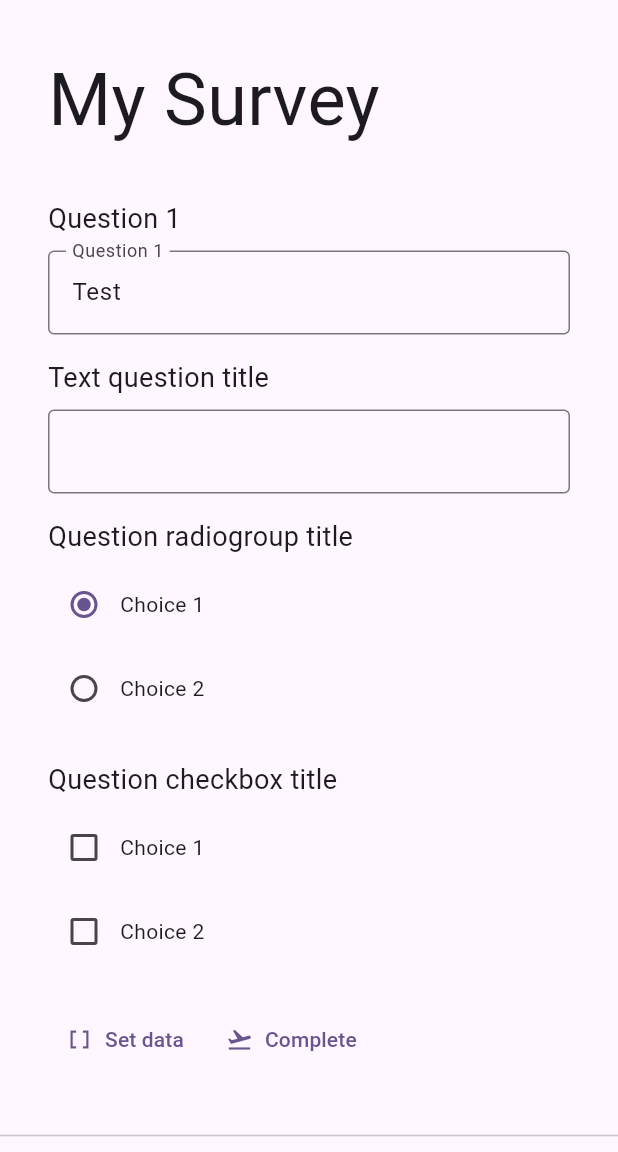
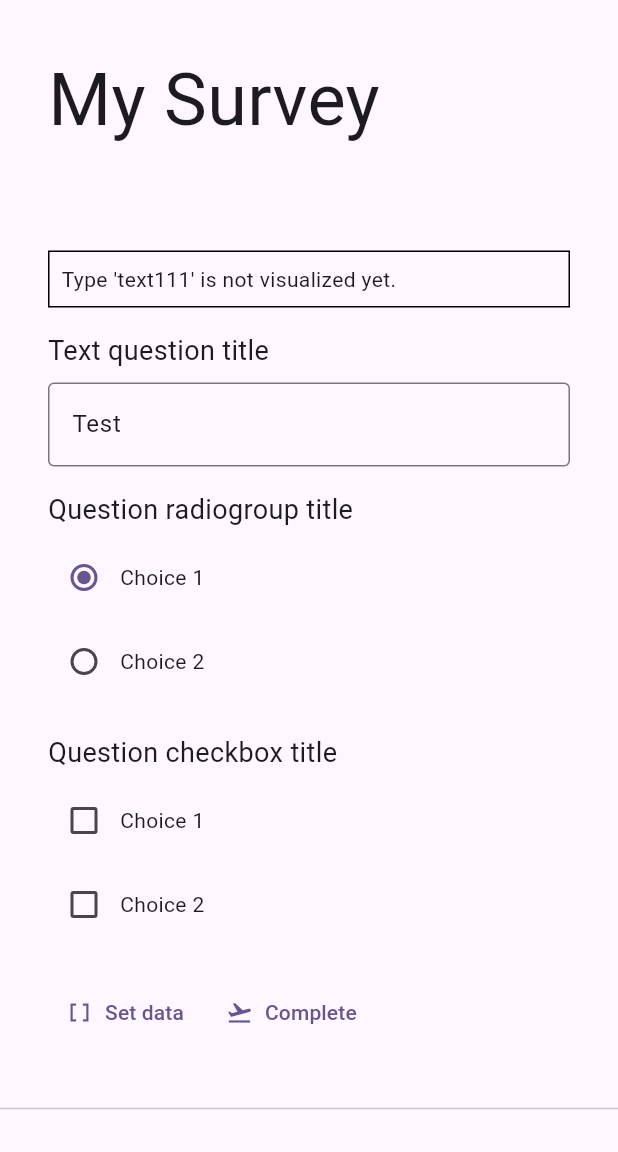
Before and after one commit to tsv2013/surveyjs-flutter-example, a Flutter app: the screen it shows after launch, after a tap on "Set data", on a phone screen of 412 x 824 dp, the part 84-1236 px from its top. Run offline on Flutter 3.47's test engine with Material 3 defaults, Android fonts, the phone set to English and light mode, and no system bars.

Commit message:
Refactored object metadata registration

```diff
--- a/assets/survey.json
+++ b/assets/survey.json
@@ -2,9 +2,7 @@
     "title": "My Survey",
     "elements": [
         {
-            "type": "question",
-            "name": "question1",
-            "title": "Question 1"
+            "type": "text111"
         },
         {
             "type": "text",
--- a/lib/main.dart
+++ b/lib/main.dart
@@ -2,7 +2,6 @@ import 'dart:convert';
 import 'package:flutter/material.dart';
 import 'package:flutter/services.dart' show rootBundle;
 import 'src/element_factory.dart';
-import 'src/metadata.dart';
 import 'src/questions/item_value.dart';
 import 'src/questions/question_checkbox.dart';
 import 'src/questions/question_radiogroup.dart';
@@ -22,14 +21,6 @@ Future<Map> loadSurveyJson() async {
 }
 
 void main() {
-  Metadata.registerObjectDescription(ItemValue.description);
-  Metadata.registerObjectDescription(QuestionSelect.description);
-  Metadata.registerObjectDescription(QuestionCheckbox.description);
-  Metadata.registerObjectDescription(QuestionRadiogroup.description);
-  Metadata.registerObjectDescription(Question.description);
-  Metadata.registerObjectDescription(QuestionText.description);
-  Metadata.registerObjectDescription(Survey.description);
-
   ElementFactory.register('itemvalue', ItemValue.new);
   ElementFactory.register('questionselect', QuestionSelect.new);
   ElementFactory.register('checkbox', QuestionCheckbox.new);
--- a/lib/src/metadata.dart
+++ b/lib/src/metadata.dart
@@ -28,9 +28,11 @@ class PropertyDescriptor {
 
 class ObjectDescriptor {
   final String type;
+  late final String? parent;
   final _properties = <Symbol, PropertyDescriptor>{};
 
   ObjectDescriptor(this.type, dynamic jsonDescription) {
+    parent = jsonDescription['parent'];
     for (var jsonPropertyDescription in jsonDescription['properties']) {
       var propertyDescriptor =
           PropertyDescriptor.fromJson(jsonPropertyDescription);
@@ -60,8 +62,27 @@ class Metadata {
 
   static List<PropertyDescriptor> findPropertyDescriptors(String? type) {
     if (type == null) return [];
-    return Metadata._descriptors[Symbol(type)]?.properties.values.toList() ??
-        [];
+    var objectDescription = Metadata.findObjectDescriptor(type);
+    if (objectDescription == null) {
+      return [];
+    }
+    List<PropertyDescriptor> propertyDescriptors =
+        List<PropertyDescriptor>.from(
+            objectDescription!.properties.values.toList());
+    while (objectDescription != null && objectDescription.parent != null) {
+      List<PropertyDescriptor>? parentProperties = Metadata
+          ._descriptors[Symbol(objectDescription.parent!)]?.properties.values
+          .toList();
+      parentProperties?.forEach((propertyDescriptor) {
+        if (!propertyDescriptors
+            .any((pd) => pd.name == propertyDescriptor.name)) {
+          propertyDescriptors.add(propertyDescriptor);
+        }
+      });
+      objectDescription =
+          Metadata.findObjectDescriptor(objectDescription.parent!);
+    }
+    return propertyDescriptors;
   }
 
   static PropertyDescriptor? findPropertyDescriptor(
--- a/lib/src/model_base.dart
+++ b/lib/src/model_base.dart
@@ -11,9 +11,8 @@ class ModelBase {
 
   ModelBase.fromJson(dynamic json, [String? type]) {
     this.type = type ?? (json['type'] ?? '');
-    List<PropertyDescriptor>? dynamicProperties =
-        Metadata.findPropertyDescriptors(this.type);
     // assert(type != '', "Object type shouldn't be empty");
+    List<PropertyDescriptor> dynamicProperties = getPropertyDescriptors();
 
     for (var propertyDescriptor in dynamicProperties) {
       dynamic value = json?[propertyDescriptor.name];
@@ -28,6 +27,15 @@ class ModelBase {
       }
       add(propertyDescriptor.name, value);
     }
+  }
+
+  registerObjectDescription() {}
+
+  List<PropertyDescriptor> getPropertyDescriptors() {
+    if (Metadata.findObjectDescriptor(type) == null) {
+      registerObjectDescription();
+    }
+    return Metadata.findPropertyDescriptors(type);
   }
 
   dynamic get(String key, [bool checkPropertyDefined = true]) {
--- a/lib/src/model_bloc.dart
+++ b/lib/src/model_bloc.dart
@@ -1,6 +1,5 @@
 import 'dart:async';
 
-import 'metadata.dart';
 import 'model_base.dart';
 
 class ModelBloc extends ModelBase {
--- a/lib/src/questions/item_value.dart
+++ b/lib/src/questions/item_value.dart
@@ -1,16 +1,23 @@
+import '../metadata.dart';
 import '../survey_element.dart';
 
 class ItemValue extends SurveyElement {
   static final description = {
     'type': 'itemvalue',
+    'parent': 'element',
     'properties': [
-      'renderAs',
       'text',
       'value',
     ]
   };
   ItemValue([dynamic json])
       : super(json, ItemValue.description['type'].toString());
+
+  @override
+  registerObjectDescription() {
+    super.registerObjectDescription();
+    Metadata.registerObjectDescription(ItemValue.description);
+  }
 
   String? get text {
     return get('text');
--- a/lib/src/questions/question.dart
+++ b/lib/src/questions/question.dart
@@ -1,17 +1,23 @@
+import '../metadata.dart';
 import '../survey_element.dart';
 
 class Question extends SurveyElement {
   static final description = {
     'type': 'question',
+    'parent': 'element',
     'properties': [
-      'renderAs',
       'name',
-      'title',
       'value',
     ]
   };
   Question([dynamic json, String? type])
       : super(json, type ?? Question.description['type'].toString());
+
+  @override
+  registerObjectDescription() {
+    super.registerObjectDescription();
+    Metadata.registerObjectDescription(Question.description);
+  }
 
   dynamic get name {
     return get('name');
--- a/lib/src/questions/question_checkbox.dart
+++ b/lib/src/questions/question_checkbox.dart
@@ -1,16 +1,18 @@
+import '../metadata.dart';
 import './question_select.dart';
 
 class QuestionCheckbox extends QuestionSelect {
   static final description = {
     'type': 'checkbox',
-    'properties': [
-      'renderAs',
-      'name',
-      'title',
-      'value',
-      {"name": 'choices', "type": 'itemvalue[]'}
-    ]
+    'parent': 'questionselect',
+    'properties': []
   };
   QuestionCheckbox([dynamic json])
       : super(json, QuestionCheckbox.description['type'].toString());
+
+  @override
+  registerObjectDescription() {
+    super.registerObjectDescription();
+    Metadata.registerObjectDescription(QuestionCheckbox.description);
+  }
 }
--- a/lib/src/questions/question_radiogroup.dart
+++ b/lib/src/questions/question_radiogroup.dart
@@ -1,16 +1,18 @@
+import '../metadata.dart';
 import './question_select.dart';
 
 class QuestionRadiogroup extends QuestionSelect {
   static final description = {
     'type': 'radiogroup',
-    'properties': [
-      'renderAs',
-      'name',
-      'title',
-      'value',
-      {"name": 'choices', "type": 'itemvalue[]'}
-    ]
+    'parent': 'questionselect',
+    'properties': []
   };
   QuestionRadiogroup([dynamic json])
       : super(json, QuestionRadiogroup.description['type'].toString());
+
+  @override
+  registerObjectDescription() {
+    super.registerObjectDescription();
+    Metadata.registerObjectDescription(QuestionRadiogroup.description);
+  }
 }
--- a/lib/src/questions/question_select.dart
+++ b/lib/src/questions/question_select.dart
@@ -1,19 +1,23 @@
+import '../metadata.dart';
 import './item_value.dart';
 import './question.dart';
 
 class QuestionSelect extends Question {
   static final description = {
     'type': 'questionselect',
+    'parent': 'question',
     'properties': [
-      'renderAs',
-      'name',
-      'title',
-      'value',
       {"name": 'choices', "type": 'itemvalue[]'}
     ]
   };
   QuestionSelect([dynamic json, String? type])
       : super(json, type ?? QuestionSelect.description['type'].toString());
+
+  @override
+  registerObjectDescription() {
+    super.registerObjectDescription();
+    Metadata.registerObjectDescription(QuestionSelect.description);
+  }
 
   @override
   add(String propertyName, [dynamic value]) {
--- a/lib/src/questions/question_text.dart
+++ b/lib/src/questions/question_text.dart
@@ -1,20 +1,24 @@
 import 'package:flutter/material.dart';
 
+import '../metadata.dart';
 import './question.dart';
 
 class QuestionText extends Question {
   static final description = {
     'type': 'text',
+    'parent': 'question',
     'properties': [
       'inputType',
-      'renderAs',
-      'name',
-      'title',
-      'value',
     ]
   };
   QuestionText([dynamic json, String? type])
       : super(json, type ?? QuestionText.description['type'].toString());
+
+  @override
+  registerObjectDescription() {
+    super.registerObjectDescription();
+    Metadata.registerObjectDescription(QuestionText.description);
+  }
 
   dynamic get inputType {
     return get('inputType');
--- a/lib/src/survey.dart
+++ b/lib/src/survey.dart
@@ -1,15 +1,22 @@
+import 'metadata.dart';
 import 'questions/question.dart';
 import 'survey_element.dart';
 
 class Survey extends SurveyElement {
   static final description = {
     "type": "survey",
+    'parent': 'element',
     "properties": [
-      'title',
       {"name": 'elements', "type": 'element[]'}
     ]
   };
   Survey([dynamic json]) : super(json, Survey.description['type'].toString());
+
+  @override
+  registerObjectDescription() {
+    super.registerObjectDescription();
+    Metadata.registerObjectDescription(Survey.description);
+  }
 
   @override
   add(String propertyName, [dynamic value]) {
--- a/lib/src/survey_element.dart
+++ b/lib/src/survey_element.dart
@@ -1,4 +1,5 @@
 import './model_bloc.dart';
+import './metadata.dart';
 
 class SurveyElement extends ModelBloc {
   static final description = {
@@ -12,8 +13,15 @@ class SurveyElement extends ModelBloc {
       : super.fromJson(
             json,
             type ??
-                json['type'] ??
+                json?['type'] ??
                 SurveyElement.description['type'].toString());
+
+  @override
+  registerObjectDescription() {
+    super.registerObjectDescription();
+    Metadata.registerObjectDescription(SurveyElement.description);
+  }
+
   String? get title {
     return get('title', false);
   }
--- a/lib/src/widgets/survey.dart
+++ b/lib/src/widgets/survey.dart
@@ -41,7 +41,7 @@ class SurveyWidget extends StatelessWidget {
       children: [
         TextButton.icon(
           onPressed: () {
-            (survey.elements[0] as Question).value = "Test";
+            (survey.elements[1] as Question).value = "Test";
             (survey.elements[2] as Question).value = "item1";
           },
           icon: const Icon(Icons.data_array),
```
Also changed, not shown: 5 other files.
